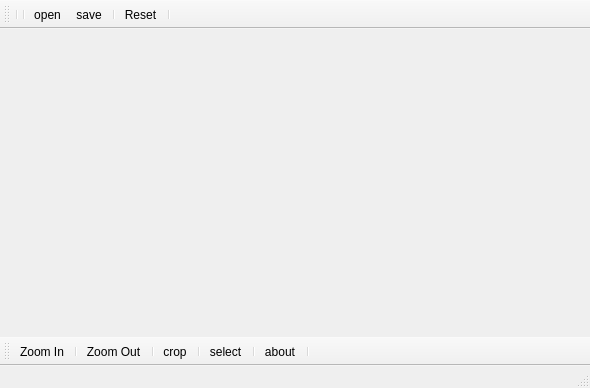
First picture: the form in imageviewer.ui, repository yakout/YADIV, before the edit.
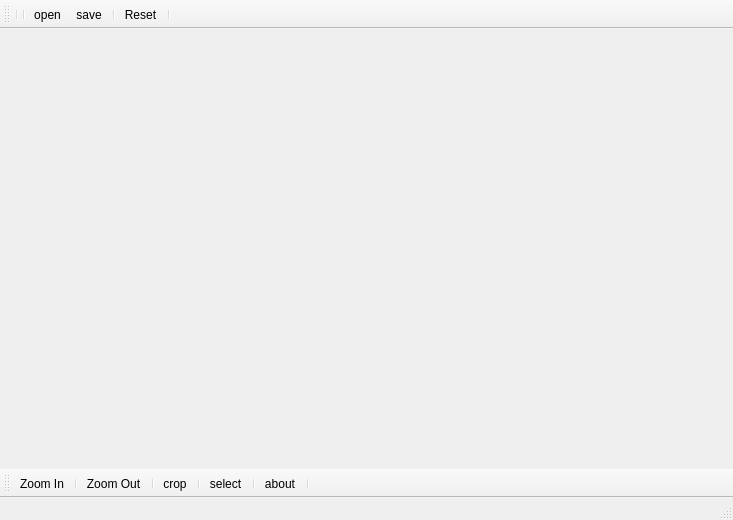
Second picture: the form after the edit. Icons and pictures are not drawn.

Commit message: Adding open images without scaling

What changed in the file:
```diff
--- a/imageviewer.ui
+++ b/imageviewer.ui
@@ -6,14 +6,28 @@
    <rect>
     <x>0</x>
     <y>0</y>
-    <width>590</width>
-    <height>388</height>
+    <width>733</width>
+    <height>520</height>
    </rect>
   </property>
   <property name="windowTitle">
    <string>ImageViewer</string>
   </property>
-  <widget class="QWidget" name="centralWidget"/>
+  <widget class="QWidget" name="centralWidget">
+   <widget class="QLabel" name="ImageLabel">
+    <property name="geometry">
+     <rect>
+      <x>90</x>
+      <y>20</y>
+      <width>581</width>
+      <height>341</height>
+     </rect>
+    </property>
+    <property name="text">
+     <string/>
+    </property>
+   </widget>
+  </widget>
   <widget class="QStatusBar" name="statusBar"/>
   <widget class="QToolBar" name="toolBar">
    <property name="windowTitle">
```
The commit also changes 2 other files.
